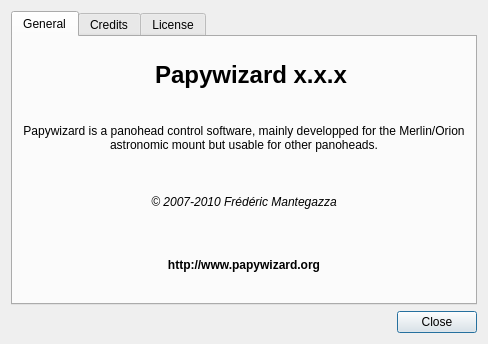
bingostar89/Papywizard, file papywizard/view/ui/helpAboutDialog.ui: the form before one commit.
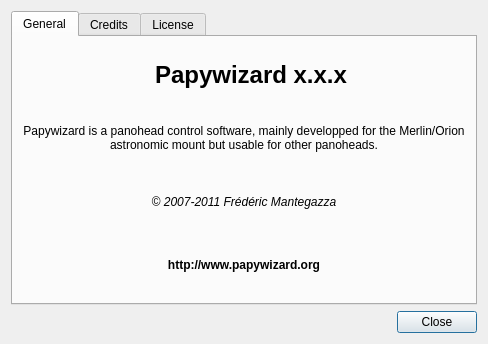
The form after the commit. Icons and pictures are not drawn.

Commit message: Updated copyright date

The edit to the form file:
```diff
--- a/papywizard/view/ui/helpAboutDialog.ui
+++ b/papywizard/view/ui/helpAboutDialog.ui
@@ -105,7 +105,7 @@
             </font>
            </property>
            <property name="text">
-            <string>© 2007-2010 Frédéric Mantegazza</string>
+            <string>© 2007-2011 Frédéric Mantegazza</string>
            </property>
            <property name="alignment">
             <set>Qt::AlignCenter</set>
```
